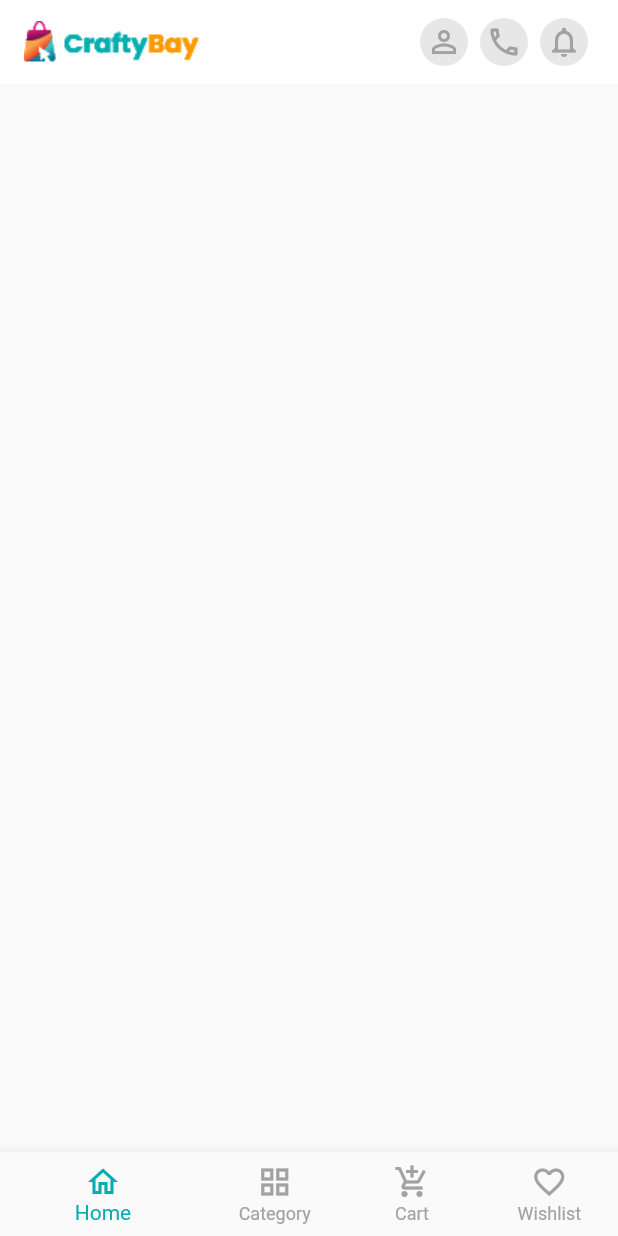
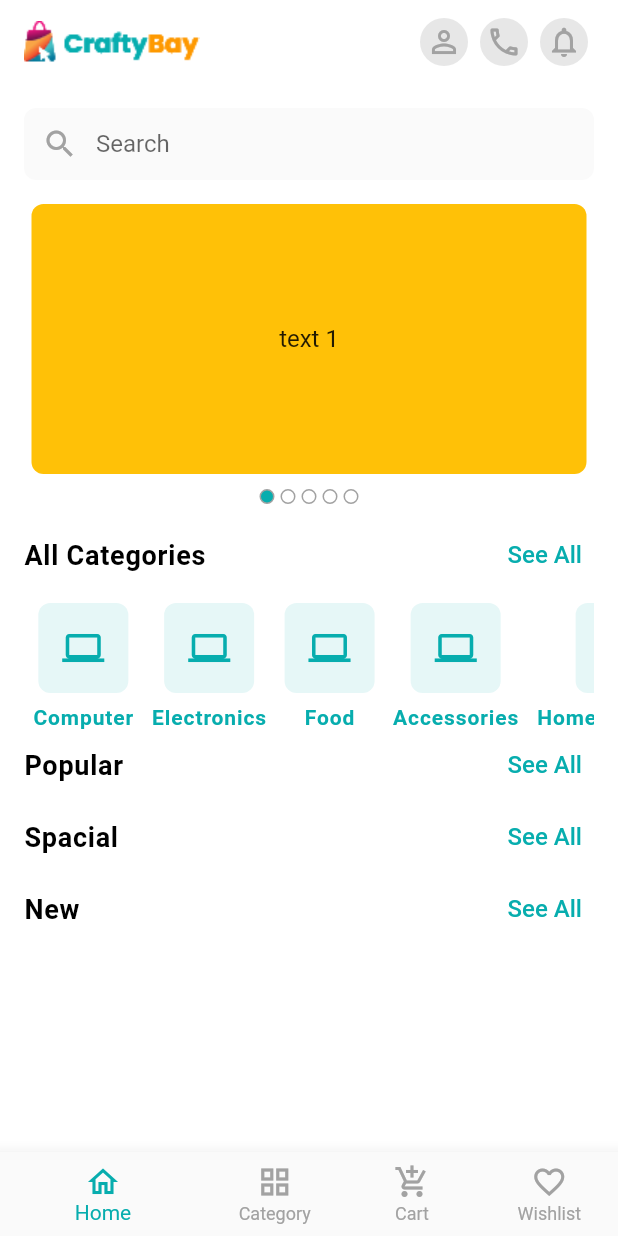
Before and after one commit to dipu363/E-Commarce_craftybay, a Flutter app: the screen it shows after launch, on a phone screen of 412 x 824 dp. Run offline on Flutter 3.47's test engine with Material 2 defaults, Android fonts, the phone set to English and light mode, and no system bars; drawn by our look-alikes of carousel_slider; our stand-ins replace get, pin_code_fields.

Commit message:
home screens added search field and category

```diff
--- a/lib/main.dart
+++ b/lib/main.dart
@@ -43,7 +43,7 @@ class CraftyBay extends StatelessWidget {
             backgroundColor: Colors.white,
           elevation: 1,
         ),
-        primaryColor: primaryColor,
+
         brightness: Brightness.light,
         elevatedButtonTheme: ElevatedButtonThemeData(
           style: ElevatedButton.styleFrom(
--- a/lib/ui/screen/home_screen.dart
+++ b/lib/ui/screen/home_screen.dart
@@ -1,26 +1,115 @@
+
+import '/ui/utils/app_colors.dart';
 
 import 'package:flutter/material.dart';
-import '../widget/app_bar_icon_boutton.dart';
 
-class HomeScreen extends StatelessWidget {
+import '../widget/home/app_bar_icon_boutton.dart';
+import '../widget/home/home_carosel.dart';
+import '../widget/home/marker_title.dart';
+import '../widget/home/search_text_field.dart';
+
+class HomeScreen extends StatefulWidget {
   const HomeScreen({Key? key}) : super(key: key);
+
+  @override
+  State<HomeScreen> createState() => _HomeScreenState();
+}
+
+class _HomeScreenState extends State<HomeScreen> {
+
 
   @override
   Widget build(BuildContext context) {
     return Scaffold(
+      backgroundColor: Colors.white,
       appBar: AppBar(
         elevation: 0,
         title: Row(
           children: [
             Image.asset('assets/images/logo_nav.png'),
-           const Spacer(),
-           AppBarIconButton(iconData: Icons.person_outline, onTap: (){}),
-           AppBarIconButton(iconData: Icons.call_outlined, onTap: (){}),
-           AppBarIconButton(iconData: Icons.notifications_outlined, onTap: (){}),
+            const Spacer(),
+            AppBarIconButton(iconData: Icons.person_outline, onTap: () {}),
+            AppBarIconButton(iconData: Icons.call_outlined, onTap: () {}),
+            AppBarIconButton(
+                iconData: Icons.notifications_outlined, onTap: () {}),
+          ],
+        ),
+      ),
+      body: Padding(
+        padding: const EdgeInsets.all(16.0),
+        child: Column(
+            children:[
+              const  SearchTextField(),
+              const SizedBox(height: 16),
+              HomeCaroselWidget(),
+              const SizedBox(height: 8),
+               MarkerTitleWidget(
+                title: 'All Categories',
+                onTap: (){},
+              ),
+              const SizedBox(height: 8),
+               SingleChildScrollView(
+                 scrollDirection: Axis.horizontal,
+                 child: Row(
+                   children: const [
+                      CategoryCardWidget(name: 'Computer',),
+                      CategoryCardWidget(name: 'Electronics',),
+                      CategoryCardWidget(name: 'Food',),
+                      CategoryCardWidget(name: 'Accessories',),
+                      CategoryCardWidget(name: 'Home Appliance',),
 
-          ],
+                   ],
+                 ),
+               ),
+               MarkerTitleWidget(
+                title: 'Popular',
+                 onTap: (){},
+              ),
+               MarkerTitleWidget(
+                 title: 'Spacial',
+                 onTap: (){},
+               ),
+               MarkerTitleWidget(
+                 title: 'New',
+                 onTap: (){},
+               ),
+        ],
         ),
       ),
     );
   }
 }
+
+class CategoryCardWidget extends StatelessWidget {
+  const CategoryCardWidget({
+    super.key, required this.name,
+  });
+
+  final String  name;
+
+
+  @override
+  Widget build(BuildContext context) {
+    return Padding(
+      padding: const EdgeInsets.symmetric(horizontal: 6.0),
+      child: Column(
+        crossAxisAlignment: CrossAxisAlignment.center,
+        children: [
+          Container(
+            decoration: BoxDecoration(
+              color: primaryColor.withOpacity(.1),
+              borderRadius: BorderRadius.circular(8)
+            ),
+            child: const Padding(
+              padding: EdgeInsets.all(16.0),
+              child: Icon(Icons.computer,size: 28,color: primaryColor,),
+            ),
+
+          ),
+          const SizedBox(height: 8),
+           Text(name,textAlign: TextAlign.center,style: const TextStyle( fontWeight: FontWeight.w600,color: primaryColor,letterSpacing: 0.6,))
+        ],
+      ),
+    );
+  }
+}
--- a/lib/ui/widget/app_bar_icon_boutton.dart
+++ b/lib/ui/widget/home/app_bar_icon_boutton.dart
@@ -1,7 +1,7 @@
 
 import 'package:flutter/material.dart';
 
-import '../utils/app_colors.dart';
+import '../../utils/app_colors.dart';
 class AppBarIconButton extends StatelessWidget {
   const AppBarIconButton({
     super.key, required this.iconData, required this.onTap,
--- /dev/null
+++ b/lib/ui/widget/home/home_carosel.dart
@@ -0,0 +1,80 @@
+import 'package:carousel_slider/carousel_slider.dart';
+import 'package:flutter/material.dart';
+import '../../utils/app_colors.dart';
+
+class HomeCaroselWidget extends StatelessWidget {
+  HomeCaroselWidget({super.key});
+  final CarouselController _carouselController = CarouselController();
+  final ValueNotifier<int> _currentCaroselIndex = ValueNotifier(0);
+
+
+
+  @override
+  Widget build(BuildContext context) {
+    return Column(
+      children: [
+        CarouselSlider(
+          carouselController: _carouselController,
+          options: CarouselOptions(
+              onPageChanged: (index, _){
+                _currentCaroselIndex.value = index;
+              },
+              height: 180.0,
+              viewportFraction: 1,
+              autoPlay: true,
+              enableInfiniteScroll: true,
+              autoPlayInterval: const Duration(seconds: 5)),
+          items: [1, 2, 3, 4, 5].map((i) {
+            return Builder(
+              builder: (BuildContext context) {
+                return Container(
+                  width: MediaQuery.of(context).size.width,
+                  margin: const EdgeInsets.symmetric(horizontal: 5.0),
+                  decoration: BoxDecoration(
+                    color: Colors.amber,
+                    borderRadius: BorderRadius.circular(8),
+                  ),
+                  alignment: Alignment.center,
+                  child: Text(
+                    'text $i',
+                    style: const TextStyle(fontSize: 16.0),
+                  ),
+                );
+              },
+            );
+          }).toList(),
+        ),
+        const SizedBox(height: 8),
+        ValueListenableBuilder(
+          valueListenable: _currentCaroselIndex,
+          builder: (BuildContext context, value,_) {
+
+            return Row(
+              mainAxisAlignment: MainAxisAlignment.center,
+              children: [
+                for(int i = 0; i<5; i++)
+                  Padding(
+                    padding:  const EdgeInsets.all(2.0),
+                    child: Container(
+                      height: 10,
+                      width: 10,
+                      decoration: BoxDecoration(
+                        color: value == i? primaryColor : null,
+                        border: Border.all(
+                          color: grayColor,
+
+                        ),
+                        borderRadius: BorderRadius.circular(10),
+                      ),
+                    ),
+                  )
+
+              ],
+            );
+          },
+
+        )
+      ],
+    );
+  }
+}
--- /dev/null
+++ b/lib/ui/widget/home/marker_title.dart
@@ -0,0 +1,24 @@
+import 'package:flutter/material.dart';
+
+import '../../utils/app_colors.dart';
+import '../../utils/style.dart';
+
+class MarkerTitleWidget extends StatelessWidget {
+  const MarkerTitleWidget({
+    super.key, required this.title, required this.onTap,
+  });
+
+  final String title;
+  final VoidCallback onTap ;
+  @override
+  Widget build(BuildContext context) {
+    return Row(
+      mainAxisAlignment: MainAxisAlignment.spaceBetween,
+      crossAxisAlignment: CrossAxisAlignment.center,
+      children:  [
+        Text( title,style: titleTextStyle.copyWith(fontSize: 18,fontWeight: FontWeight.w600),),
+        TextButton( onPressed: onTap, child: const Text('See All',style: TextStyle(fontSize: 16,color: primaryColor),),)
+      ],
+    );
+  }
+}
--- /dev/null
+++ b/lib/ui/widget/home/search_text_field.dart
@@ -0,0 +1,28 @@
+import 'package:flutter/material.dart';
+
+import '../../utils/app_colors.dart';
+
+class SearchTextField extends StatelessWidget {
+  const SearchTextField({super.key});
+
+  @override
+  Widget build(BuildContext context) {
+    return TextField(
+      onSubmitted: (value){
+
+      },
+      textInputAction: TextInputAction.search,
+      decoration: InputDecoration(
+        contentPadding: const EdgeInsets.symmetric(horizontal: 16),
+        prefixIcon: const Icon(Icons.search,color: grayColor,),
+        hintText: 'Search',
+        filled: true,
+        fillColor: graySoftColor.withOpacity(0.2),
+        enabledBorder:
+        OutlineInputBorder(borderSide: BorderSide.none,borderRadius: BorderRadius.circular(8)),
+        focusedBorder:
+        OutlineInputBorder(borderSide: BorderSide.none,borderRadius: BorderRadius.circular(8)),
+      ),
+    );
+  }
+}
--- a/pubspec.yaml
+++ b/pubspec.yaml
@@ -12,6 +12,7 @@ dependencies:
   cupertino_icons: ^1.0.2
   get: ^4.6.5
   pin_code_fields: ^7.4.0
+  carousel_slider: ^4.2.1
 
 dev_dependencies:
   flutter_test:
```
Also changed, not shown: lib/ui/widget/caregoty_card_widget.dart (added), pubspec.lock.
